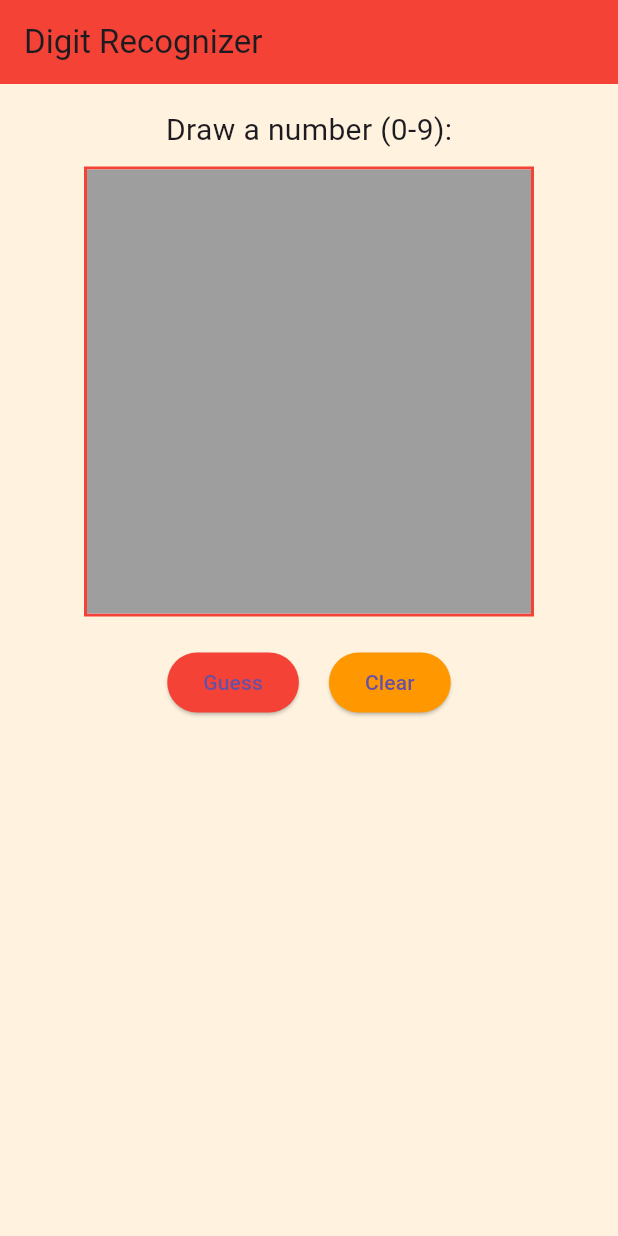
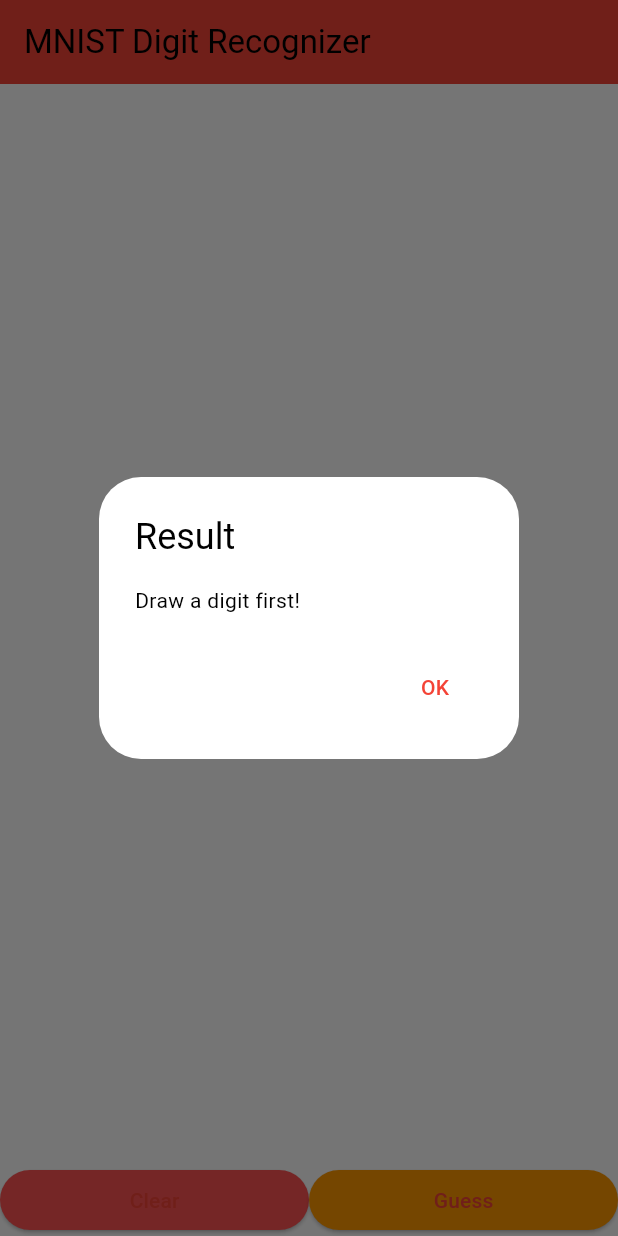
Before and after one commit to Sameera69/Guess-Number, a Flutter app: the screen it shows after launch, after a tap on "Guess", on a phone screen of 412 x 824 dp. Run offline on Flutter 3.47's test engine with Material 3 defaults, Android fonts, the phone set to English and light mode, and no system bars; drawn by our look-alikes of signature; missing offline and left inert: dart:js.

Commit message:
mod main code

```diff
--- a/guess_number/lib/main.dart
+++ b/guess_number/lib/main.dart
@@ -1,164 +1,217 @@
 import 'dart:ui' as ui;
 import 'dart:typed_data';
+import 'dart:js' as js;
 import 'package:flutter/material.dart';
-import 'package:signature/signature.dart';
-import 'package:tflite/tflite.dart';
-import 'package:path_provider/path_provider.dart';
-import 'dart:io';
 
 void main() {
-  runApp(MyApp());
+  runApp(const MyApp());
 }
 
 class MyApp extends StatelessWidget {
+  const MyApp({super.key});
   @override
   Widget build(BuildContext context) {
     return MaterialApp(
-      title: 'Digit Recognizer',
+      title: 'MNIST Digit Recognizer',
       theme: ThemeData(
         primarySwatch: Colors.red,
-        scaffoldBackgroundColor: Colors.orange[50],
-        appBarTheme: AppBarTheme(
-          backgroundColor: Colors.red,
+        colorScheme: ColorScheme.fromSwatch(primarySwatch: Colors.red)
+            .copyWith(secondary: Colors.orange),
       ),
-      ),
-      home: DigitRecognizer(),
+      home: const DigitRecognizer(),
     );
   }
 }
 
 class DigitRecognizer extends StatefulWidget {
+  const DigitRecognizer({super.key});
+
   @override
-  _DigitRecognizerState createState() => _DigitRecognizerState();
+  State<DigitRecognizer> createState() => _DigitRecognizerState();
 }
 
 class _DigitRecognizerState extends State<DigitRecognizer> {
-  final SignatureController _controller = SignatureController(
-    penStrokeWidth: 12,
-    penColor: Colors.black,
-    exportBackgroundColor: Colors.white,
-  );
+  final _points = <Offset>[];
 
-  String _prediction = "";
-
-  @override
-  void initState() {
-    super.initState();
-    loadModel();
+  // Track drawing points on the whiteboard
+  void _onPanUpdate(DragUpdateDetails details) {
+    RenderBox? box = context.findRenderObject() as RenderBox?;
+    if (box != null) {
+      setState(() {
+        _points.add(box.globalToLocal(details.globalPosition));
+      });
+    }
   }
 
-  Future<void> loadModel() async {
-    String? result = await Tflite.loadModel(
-      model: "assets/models/mnist.tflite",
-      labels: "",
-    );
-    print("Model loaded: $result");
+  void _onPanEnd(DragEndDetails details) {
+    _points.add(Offset.infinite); // break point for lines
   }
 
-  Future<void> predict() async {
-    if (_controller.isEmpty) return;
-
-    final image = await _controller.toImage();
-    if (image == null) {
-      print("No drawing found.");
-      return;
-    }
-    final resized = await _resizeImage(image, 28, 28);
-    final byteData = await resized.toByteData(format: ui.ImageByteFormat.rawRgba);
-
-    var input = _imageToFloatList(byteData!);
-
-    var result = await Tflite.runModelOnBinary(
-      binary: input,
-      numResults: 1,
-      threshold: 0.1,
-    );
-
+  // Clear the drawing
+  void _clear() {
     setState(() {
-      _prediction = result != null && result.isNotEmpty
-          ? result[0]['label'].toString()
-          : "Couldn't predict";
+      _points.clear();
     });
   }
 
-  Uint8List _imageToFloatList(ByteData byteData) {
-    Uint8List buffer = byteData.buffer.asUint8List();
-    List<double> imageAsFloat = buffer.map((e) => e / 255.0).toList();
+  // Convert the current drawing into a 28x28 grayscale list
+  Future<List<double>> _convertToImageArray() async {
+    // 1. Create a PictureRecorder to draw the points
+    final recorder = ui.PictureRecorder();
+    final canvas = Canvas(recorder, const Rect.fromLTWH(0, 0, 280, 280));
 
-    return Uint8List.fromList(imageAsFloat.map((e) => (e * 255).toInt()).toList());
+    // White background
+    final paintBg = Paint()..color = Colors.white;
+    canvas.drawRect(const Rect.fromLTWH(0, 0, 280, 280), paintBg);
+
+    // Draw the user strokes scaled up by 10 (since input will be 280x280)
+    final paint = Paint()
+      ..color = Colors.black
+      ..strokeCap = StrokeCap.round
+      ..strokeWidth = 20.0;
+
+    for (int i = 0; i < _points.length - 1; i++) {
+      if (_points[i] != Offset.infinite && _points[i + 1] != Offset.infinite) {
+        canvas.drawLine(_points[i] * 10, _points[i + 1] * 10, paint);
+      }
     }
 
-  Future<ui.Image> _resizeImage(ui.Image image, int width, int height) async {
-    final recorder = ui.PictureRecorder();
-    final canvas = Canvas(recorder);
-    final paint = Paint();
-    canvas.drawImageRect(
-      image,
-      Rect.fromLTWH(0, 0, image.width.toDouble(), image.height.toDouble()),
-      Rect.fromLTWH(0, 0, width.toDouble(), height.toDouble()),
-      paint,
-    );
-    return await recorder.endRecording().toImage(width, height);
+    final picture = recorder.endRecording();
+    final img = await picture.toImage(280, 280);
+    final byteData =
+        await img.toByteData(format: ui.ImageByteFormat.rawRgba);
+
+    if (byteData == null) return List.filled(784, 0.0);
+
+    // 2. Downscale 280x280 to 28x28 grayscale by averaging blocks of 10x10 pixels
+    Uint8List pixels = byteData.buffer.asUint8List();
+
+    List<double> grayscale = List.filled(784, 0.0);
+
+    for (int y = 0; y < 28; y++) {
+      for (int x = 0; x < 28; x++) {
+        double sum = 0;
+        for (int dy = 0; dy < 10; dy++) {
+          for (int dx = 0; dx < 10; dx++) {
+            int px = (y * 10 + dy) * 280 + (x * 10 + dx);
+            int index = px * 4;
+
+            int r = pixels[index];
+            int g = pixels[index + 1];
+            int b = pixels[index + 2];
+            // RGBA, ignore A channel
+
+            // Convert to grayscale (simple average)
+            double gray = (r + g + b) / 3;
+            sum += gray;
+          }
+        }
+        double avgGray = sum / 100;
+        // Normalize: 0=white, 1=black (invert)
+        grayscale[y * 28 + x] = (255 - avgGray) / 255;
+      }
     }
 
-  void clearPad() {
-    _controller.clear();
-    setState(() {
-      _prediction = "";
-    });
+    return grayscale;
   }
 
-  @override
-  void dispose() {
-    _controller.dispose();
-    Tflite.close();
-    super.dispose();
+  Future<void> _onGuess() async {
+    if (_points.isEmpty) {
+      _showDialog('Draw a digit first!');
+      return;
+    }
+
+    List<double> imageArray = await _convertToImageArray();
+
+    // Call JS function
+    final prediction =
+        await js.context.callMethod('predictDigit', [imageArray]);
+
+    _showDialog('Prediction: $prediction');
+  }
+
+  void _showDialog(String message) {
+    showDialog(
+      context: context,
+      builder: (_) => AlertDialog(
+        title: const Text('Result'),
+        content: Text(message),
+        actions: [
+          TextButton(
+              onPressed: () => Navigator.pop(context), child: const Text('OK'))
+        ],
+      ),
+    );
   }
 
   @override
   Widget build(BuildContext context) {
     return Scaffold(
-      appBar: AppBar(title: Text("Digit Recognizer")),
-      body: Padding(
-        padding: const EdgeInsets.all(16.0),
-        child: Column(
+      appBar: AppBar(
+        title: const Text('MNIST Digit Recognizer'),
+        backgroundColor: Colors.red,
+      ),
+      body: Column(
         children: [
-            Text("Draw a number (0-9):", style: TextStyle(fontSize: 20)),
-            SizedBox(height: 10),
-            Container(
-              height: 300,
-              width: 300,
-              decoration: BoxDecoration(
-                border: Border.all(color: Colors.red, width: 2),
+          Expanded(
+            child: Container(
               color: Colors.white,
+              child: GestureDetector(
+                onPanUpdate: _onPanUpdate,
+                onPanEnd: _onPanEnd,
+                child: CustomPaint(
+                  painter: _DrawingPainter(_points),
+                  child: Container(),
                 ),
-              child: Signature(controller: _controller),
               ),
-            SizedBox(height: 20),
+            ),
+          ),
           Row(
-              mainAxisAlignment: MainAxisAlignment.center,
             children: [
-                ElevatedButton(
-                  onPressed: predict,
-                  style: ElevatedButton.styleFrom(backgroundColor: Colors.red),
-                  child: Text("Guess"),
+              Expanded(
+                child: ElevatedButton(
+                  style: ElevatedButton.styleFrom(
+                      backgroundColor: Colors.redAccent),
+                  onPressed: _clear,
+                  child: const Text('Clear'),
                 ),
-                SizedBox(width: 20),
-                ElevatedButton(
-                  onPressed: clearPad,
-                  style: ElevatedButton.styleFrom(backgroundColor: Colors.orange),
-                  child: Text("Clear"),
+              ),
+              Expanded(
+                child: ElevatedButton(
+                  style:
+                      ElevatedButton.styleFrom(backgroundColor: Colors.orange),
+                  onPressed: _onGuess,
+                  child: const Text('Guess'),
+                ),
               ),
             ],
           ),
-            SizedBox(height: 20),
-            Text(
-              _prediction.isNotEmpty ? "Prediction: $_prediction" : "",
-              style: TextStyle(fontSize: 24, fontWeight: FontWeight.bold, color: Colors.red),
-            ),
         ],
-        ),
       ),
     );
   }
 }
+
+class _DrawingPainter extends CustomPainter {
+  final List<Offset> points;
+
+  _DrawingPainter(this.points);
+
+  @override
+  void paint(Canvas canvas, Size size) {
+    final paint = Paint()
+      ..color = Colors.black
+      ..strokeCap = StrokeCap.round
+      ..strokeWidth = 20.0;
+
+    for (int i = 0; i < points.length - 1; i++) {
+      if (points[i] != Offset.infinite && points[i + 1] != Offset.infinite) {
+        canvas.drawLine(points[i], points[i + 1], paint);
+      }
+    }
+  }
+
+  @override
+  bool shouldRepaint(_DrawingPainter oldDelegate) =>
+      oldDelegate.points != points;
+}
--- a/guess_number/pubspec.yaml
+++ b/guess_number/pubspec.yaml
@@ -20,5 +20,3 @@ dev_dependencies:
 
 flutter:
   uses-material-design: true
-  assets:
-    - assets/models/mnist.tflite
```
Lines whose indentation alone changed are shown as unchanged.
